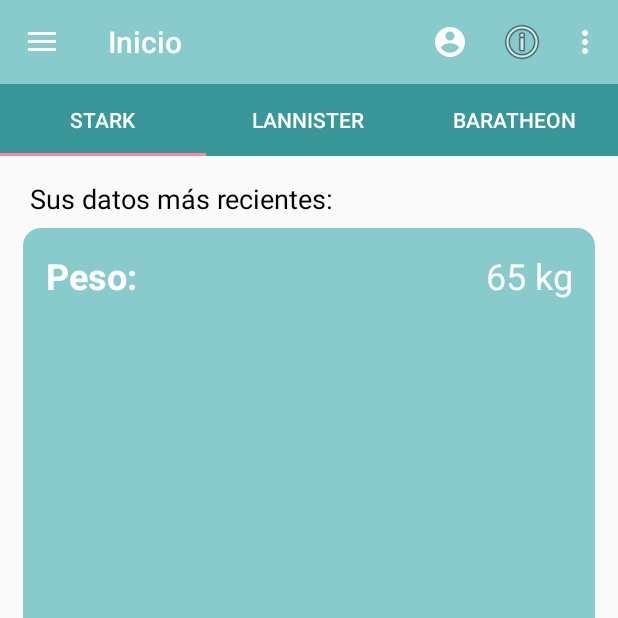
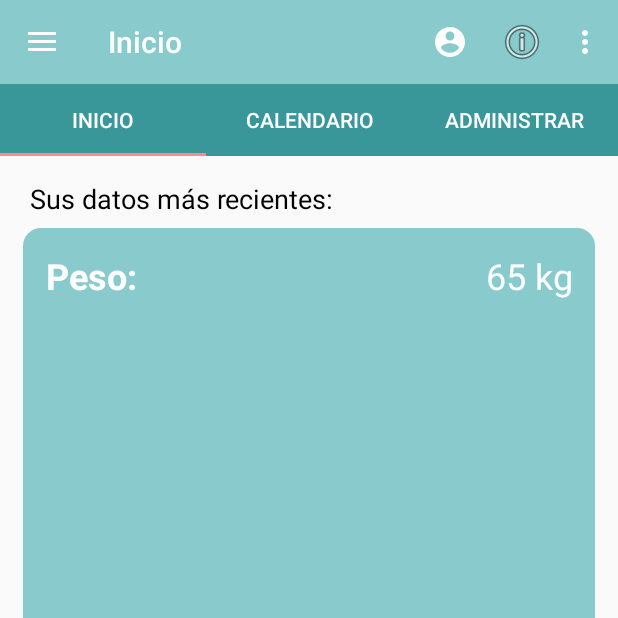
Before and after one commit to rousah/Bascula-grupo-2, an Android app: the screen it shows after launch once a user with an empty profile is signed in (MainActivity), on a phone screen of 412 x 824 dp, the top half of it. Run offline under Robolectric (Android 15) with nearby library versions, the phone set to English and light mode, and no system bars; our stand-ins replace Firebase (no records; nobody signed in at launch, a user with empty details on screens opened directly); libraries missing offline, so code that uses them is left out: com.firebase.ui; 1 statement that could not run was skipped.

Commit message:
cambiar titulos tabs

```diff
--- a/Bascula/app/src/main/java/com/example/rousah/bascula/TabFragment.java
+++ b/Bascula/app/src/main/java/com/example/rousah/bascula/TabFragment.java
@@ -80,12 +80,11 @@ public class TabFragment extends Fragment {
 
             switch (position){
                 case 0 :
-                    return "STARK";
+                    return "Inicio";
                 case 1 :
-                    return "LANNISTER";
+                    return "Calendario";
                 case 2:
-                    return "BARATHEON";
-
+                    return "Administrar";
             }
             return null;
         }
```
